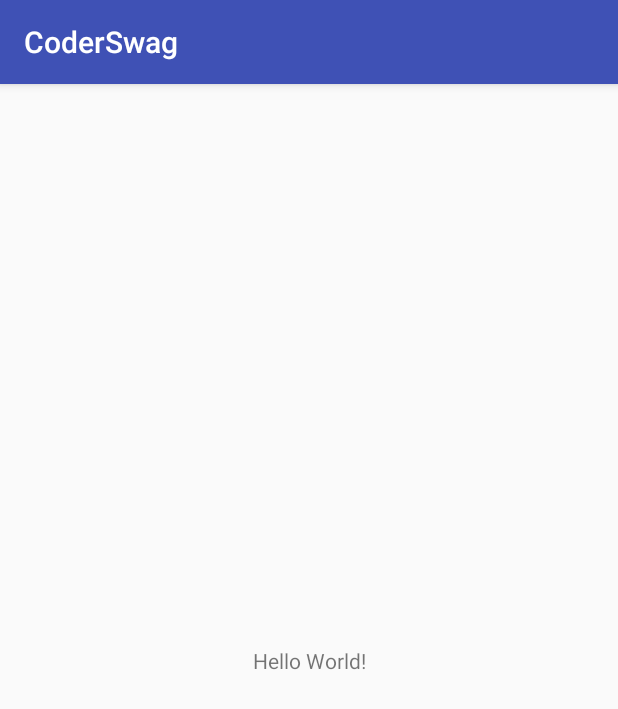
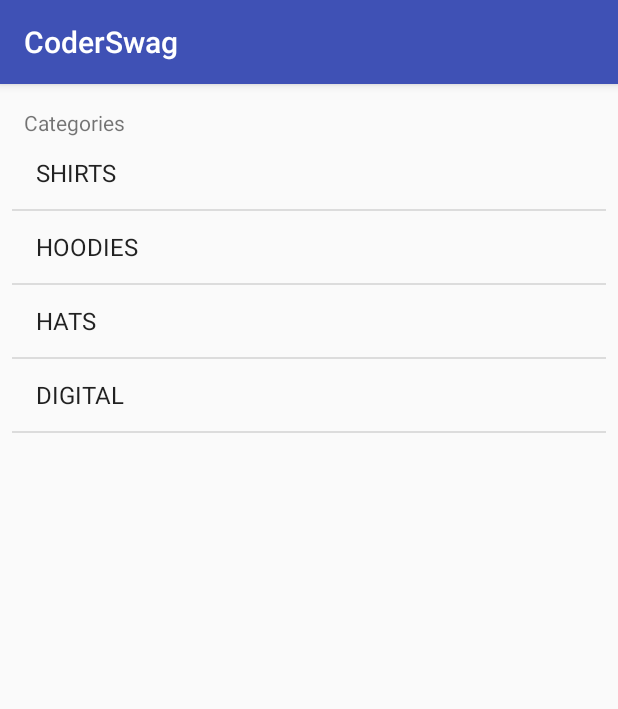
Before and after one commit to alexandercasal/devslopes-kotlin-coderswag, an Android app: the screen it shows after launch (MainActivity), on a phone screen of 412 x 824 dp. Shown: the top 709 px of the screen. Run offline under Robolectric (Android 15) with nearby library versions, the phone set to English and light mode, and no system bars.

Commit message:
lesson 02. Added list view adapter and structure for list item view

```diff
--- a/app/src/main/java/com/alexandercasal/devslopes/coderswag/controller/MainActivity.kt
+++ b/app/src/main/java/com/alexandercasal/devslopes/coderswag/controller/MainActivity.kt
@@ -2,12 +2,25 @@ package com.alexandercasal.devslopes.coderswag.controller
 
 import android.support.v7.app.AppCompatActivity
 import android.os.Bundle
+import android.widget.ArrayAdapter
 import com.alexandercasal.devslopes.coderswag.R
+import com.alexandercasal.devslopes.coderswag.model.Category
+import com.alexandercasal.devslopes.coderswag.services.DataService
+import kotlinx.android.synthetic.main.activity_main.*
 
 class MainActivity : AppCompatActivity() {
+
+    lateinit var adapter: ArrayAdapter<Category>
 
     override fun onCreate(savedInstanceState: Bundle?) {
         super.onCreate(savedInstanceState)
         setContentView(R.layout.activity_main)
+
+        adapter = ArrayAdapter(
+                this,
+                android.R.layout.simple_list_item_1,
+                DataService.categories
+        )
+        list_categories.adapter = adapter
     }
 }
--- a/app/src/main/java/com/alexandercasal/devslopes/coderswag/model/Category.kt
+++ b/app/src/main/java/com/alexandercasal/devslopes/coderswag/model/Category.kt
@@ -3,4 +3,8 @@ package com.alexandercasal.devslopes.coderswag.model
 /**
  * Created by Alexander on 10/7/2017.
  */
-class Category(val title: String, val image: String)
+class Category(val title: String, val image: String) {
+    override fun toString(): String {
+        return title
+    }
+}
--- a/app/src/main/res/layout/activity_main.xml
+++ b/app/src/main/res/layout/activity_main.xml
@@ -7,12 +7,24 @@
     tools:context="com.alexandercasal.devslopes.coderswag.controller.MainActivity">
 
     <TextView
+        android:id="@+id/text_categories"
         android:layout_width="wrap_content"
         android:layout_height="wrap_content"
-        android:text="Hello World!"
-        app:layout_constraintBottom_toBottomOf="parent"
-        app:layout_constraintLeft_toLeftOf="parent"
-        app:layout_constraintRight_toRightOf="parent"
+        android:layout_marginStart="16dp"
+        android:layout_marginTop="16dp"
+        android:text="@string/categories"
+        app:layout_constraintStart_toStartOf="parent"
         app:layout_constraintTop_toTopOf="parent" />
 
+    <ListView
+        android:id="@+id/list_categories"
+        android:layout_width="0dp"
+        android:layout_height="0dp"
+        android:layout_marginBottom="8dp"
+        android:layout_marginEnd="8dp"
+        android:layout_marginStart="8dp"
+        app:layout_constraintBottom_toBottomOf="parent"
+        app:layout_constraintEnd_toEndOf="parent"
+        app:layout_constraintStart_toStartOf="parent"
+        app:layout_constraintTop_toBottomOf="@id/text_categories" />
 </android.support.constraint.ConstraintLayout>
--- a/app/src/main/res/values/strings.xml
+++ b/app/src/main/res/values/strings.xml
@@ -1,3 +1,5 @@
 <resources>
     <string name="app_name">CoderSwag</string>
+    <string name="categories">Categories</string>
+    <string name="category_list_item">Category List Item</string>
 </resources>
```
Also changed, not shown: app/src/main/res/layout/category_list_item.xml (added, +38 -0 lines).
